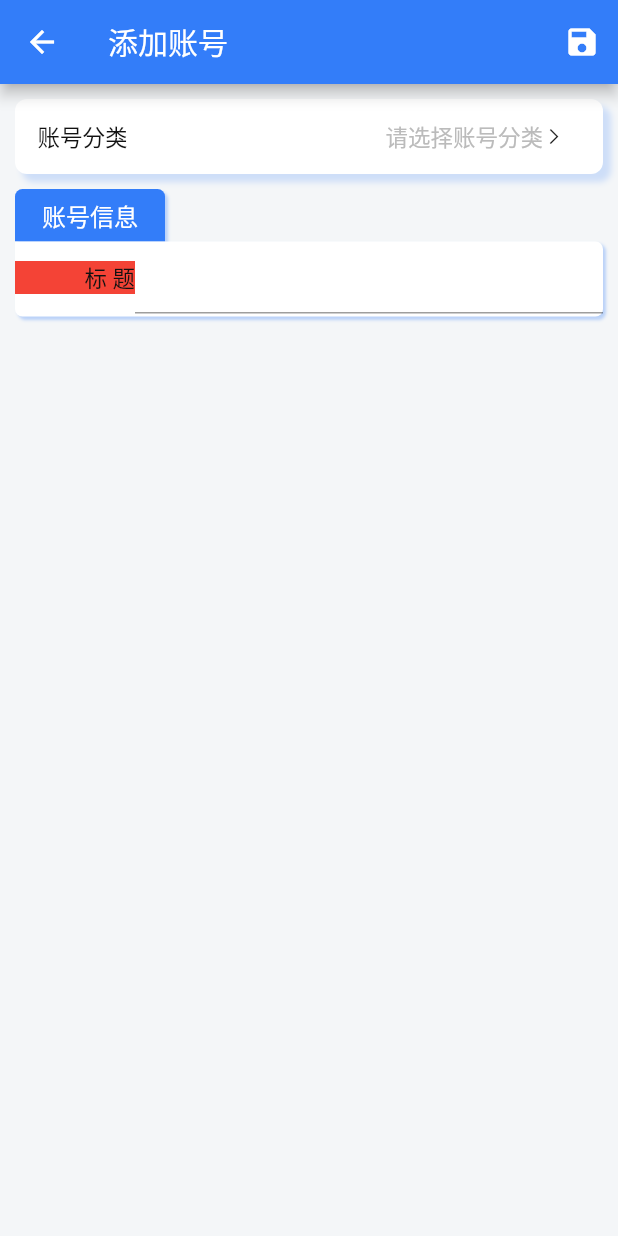
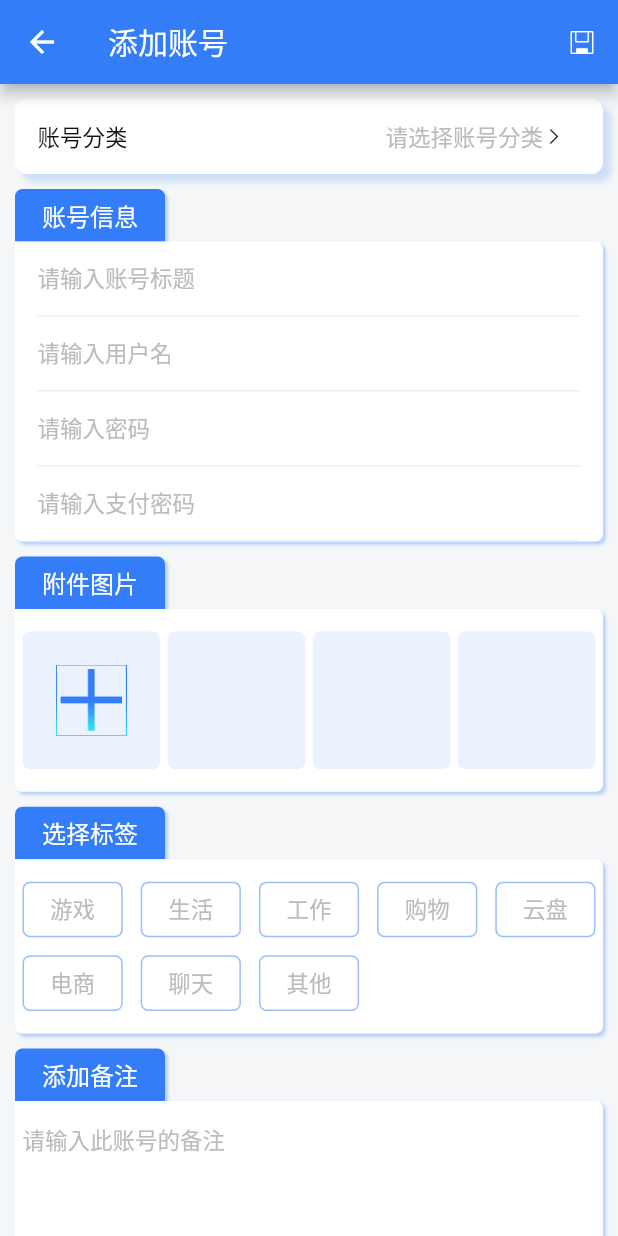
Before and after one commit to vvkeep/flutter-remember, a Flutter app: the HomeItemDetailPage screen opened by its route, on a phone screen of 412 x 824 dp. Run offline on Flutter 3.47's test engine with Material 2 defaults, Android fonts, the phone set to English and light mode, and no system bars; our stand-ins replace fluttertoast, get.

Commit message:
add detail page

```diff
--- a/lib/config/style.dart
+++ b/lib/config/style.dart
@@ -8,6 +8,7 @@ class RMColors {
   static const Color lightTextColor = Color(0xFFBBBBBB);
 
   static const Color mainBackgroundColor = Color(0xFFF4F6F8);
+  static const Color divideColor = Color(0xFFEEEEEE);
 }
 
 ///文本样式
@@ -86,6 +87,8 @@ class RMICons {
       const IconData(0xe671, fontFamily: RMICons.FONT_FAMILY);
   static const IconData arrow =
       const IconData(0xe604, fontFamily: RMICons.FONT_FAMILY);
+  static const IconData save =
+      const IconData(0xe67d, fontFamily: RMICons.FONT_FAMILY);
 
   static const IconData PUSH_ITEM_EDIT = Icons.mode_edit;
   static const IconData PUSH_ITEM_ADD = Icons.add_box;
--- a/lib/mock/mock.dart
+++ b/lib/mock/mock.dart
@@ -10,6 +10,17 @@ class Mock {
     RMCategoryModel(id: 4, title: "学习", count: 12),
     RMCategoryModel(id: 4, title: "工作", count: 22),
     RMCategoryModel(id: 4, title: "娱乐", count: 45),
+    RMCategoryModel(id: 4, title: "其他", count: 32),
+  ];
+
+  static final tagItems = [
+    RMCategoryModel(id: 0, title: "游戏", count: 10),
+    RMCategoryModel(id: 1, title: "生活", count: 8),
+    RMCategoryModel(id: 2, title: "工作", count: 8),
+    RMCategoryModel(id: 3, title: "购物", count: 8),
+    RMCategoryModel(id: 4, title: "云盘", count: 14),
+    RMCategoryModel(id: 4, title: "电商", count: 12),
+    RMCategoryModel(id: 4, title: "聊天", count: 22),
     RMCategoryModel(id: 4, title: "其他", count: 32),
   ];
 
--- a/lib/model/item_model.dart
+++ b/lib/model/item_model.dart
@@ -22,3 +22,10 @@ class RMCategoryModel {
 
   RMCategoryModel({required this.id, required this.title, required this.count});
 }
+
+class RMTagModel {
+  int id;
+  String title;
+
+  RMTagModel({required this.id, required this.title});
+}
--- a/lib/page/home_category_page.dart
+++ b/lib/page/home_category_page.dart
@@ -24,7 +24,9 @@ class _HomeCategoryListPageState extends State<HomeCategoryListPage> {
           IconButton(
             tooltip: '添加账号',
             icon: Icon(Icons.add),
-            onPressed: () {},
+            onPressed: () {
+              Get.toNamed(Routes.itemDetailPage);
+            },
           )
         ],
       ),
--- a/lib/page/home_item_detail_page.dart
+++ b/lib/page/home_item_detail_page.dart
@@ -1,8 +1,7 @@
 import 'package:flutter/material.dart';
 import 'package:remember/config/style.dart';
 import 'package:remember/mock/mock.dart';
-import 'package:remember/router/routers.dart';
-import 'package:get/get.dart';
+import 'package:remember/page/widget/home_item_detail_choose_image_widget.dart';
 
 class HomeItemDetailPage extends StatefulWidget {
   HomeItemDetailPage({Key? key}) : super(key: key);
@@ -12,6 +11,48 @@ class HomeItemDetailPage extends StatefulWidget {
 }
 
 class _HomeItemDetailPageState extends State<HomeItemDetailPage> {
+  Widget _buildInputField(String hitText) {
+    return Container(
+      height: 50,
+      margin: EdgeInsets.symmetric(horizontal: 15),
+      decoration: BoxDecoration(
+        border: Border(
+          bottom: BorderSide(
+            color: RMColors.divideColor,
+            width: 1.0,
+          ),
+        ),
+      ),
+      child: TextField(
+        decoration: InputDecoration(
+          hintText: hitText,
+          hintStyle: RMConstant.normalTextLight,
+          border: InputBorder.none,
+        ),
+      ),
+    );
+  }
+
+  Widget _buildSectionTitleView(String title) {
+    return Container(
+      alignment: Alignment.center,
+      width: 100,
+      height: 35,
+      decoration: BoxDecoration(
+        color: RMColors.primaryColor,
+        borderRadius: BorderRadius.vertical(top: Radius.circular(5)),
+        boxShadow: [
+          BoxShadow(
+            color: RMColors.primaryColor.withOpacity(0.3),
+            offset: Offset(2.0, 2.0),
+            blurRadius: 1,
+          )
+        ],
+      ),
+      child: Text(title, style: RMConstant.midTextWhite),
+    );
+  }
+
   @override
   Widget build(BuildContext context) {
     return Scaffold(
@@ -20,7 +61,7 @@ class _HomeItemDetailPageState extends State<HomeItemDetailPage> {
         title: Text("添加账号"),
         actions: [
           IconButton(
-            icon: Icon(Icons.save),
+            icon: Icon(RMICons.save),
             onPressed: () {},
           )
         ],
@@ -69,25 +110,8 @@ class _HomeItemDetailPageState extends State<HomeItemDetailPage> {
                 ),
               ),
               SizedBox(height: 10),
+              _buildSectionTitleView("账号信息"),
               Container(
-                alignment: Alignment.center,
-                width: 100,
-                height: 35,
-                decoration: BoxDecoration(
-                  color: RMColors.primaryColor,
-                  borderRadius: BorderRadius.vertical(top: Radius.circular(5)),
-                  boxShadow: [
-                    BoxShadow(
-                      color: RMColors.primaryColor.withOpacity(0.3),
-                      offset: Offset(2.0, 2.0),
-                      blurRadius: 1,
-                    )
-                  ],
-                ),
-                child: Text('账号信息', style: RMConstant.midTextWhite),
-              ),
-              Container(
-                height: 50,
                 width: double.infinity,
                 decoration: BoxDecoration(
                   color: RMColors.white,
@@ -106,19 +130,90 @@ class _HomeItemDetailPageState extends State<HomeItemDetailPage> {
                 ),
                 child: Column(
                   children: [
-                    Row(
-                      children: [
-                        Container(
-                          width: 80,
-                          color: Colors.red,
-                          child: Text('标 题',
-                              style: RMConstant.normalTextDark,
-                              textAlign: TextAlign.end),
-                        ),
-                        Expanded(child: TextField())
-                      ],
+                    _buildInputField("请输入账号标题"),
+                    _buildInputField("请输入用户名"),
+                    _buildInputField("请输入密码"),
+                    _buildInputField("请输入支付密码"),
+                  ],
+                ),
+              ),
+              SizedBox(height: 10),
+              _buildSectionTitleView("附件图片"),
+              HomeItemDetailChooseImageWidget(),
+              SizedBox(height: 10),
+              _buildSectionTitleView("选择标签"),
+              Container(
+                padding: EdgeInsets.symmetric(horizontal: 5, vertical: 15),
+                width: double.infinity,
+                decoration: BoxDecoration(
+                  color: RMColors.white,
+                  borderRadius: BorderRadius.only(
+                    topRight: Radius.circular(5),
+                    bottomLeft: Radius.circular(5),
+                    bottomRight: Radius.circular(5),
+                  ),
+                  boxShadow: [
+                    BoxShadow(
+                      color: RMColors.primaryColor.withOpacity(0.3),
+                      offset: Offset(2.0, 2.0),
+                      blurRadius: 1,
                     )
                   ],
+                ),
+                child: GridView.count(
+                  padding: EdgeInsets.zero,
+                  shrinkWrap: true,
+                  physics: new NeverScrollableScrollPhysics(),
+                  crossAxisCount: 5,
+                  crossAxisSpacing: 12,
+                  mainAxisSpacing: 12,
+                  childAspectRatio: 1.8,
+                  children: Mock.tagItems.map((tag) {
+                    return Container(
+                      decoration: BoxDecoration(
+                        borderRadius: BorderRadius.circular(5),
+                        border: Border.all(
+                          color: RMColors.primaryColor.withOpacity(0.5),
+                          width: 1,
+                        ),
+                      ),
+                      alignment: Alignment.center,
+                      child: Text(tag.title, style: RMConstant.normalTextLight),
+                    );
+                  }).toList(),
+                ),
+              ),
+              SizedBox(height: 10),
+              _buildSectionTitleView("添加备注"),
+              Container(
+                padding: EdgeInsets.symmetric(horizontal: 5, vertical: 15),
+                margin: EdgeInsets.only(
+                    bottom: MediaQuery.of(context).padding.bottom),
+                width: double.infinity,
+                decoration: BoxDecoration(
+                  color: RMColors.white,
+                  borderRadius: BorderRadius.only(
+                    topRight: Radius.circular(5),
+                    bottomLeft: Radius.circular(5),
+                    bottomRight: Radius.circular(5),
+                  ),
+                  boxShadow: [
+                    BoxShadow(
+                      color: RMColors.primaryColor.withOpacity(0.3),
+                      offset: Offset(2.0, 2.0),
+                      blurRadius: 1,
+                    )
+                  ],
+                ),
+                child: TextField(
+                  decoration: InputDecoration(
+                    isCollapsed: true,
+                    border: InputBorder.none,
+                    hintText: '请输入此账号的备注',
+                    hintStyle: RMConstant.normalTextLight,
+                  ),
+                  style: RMConstant.normalTextDark,
+                  maxLines: 5,
                 ),
               )
             ],
--- a/lib/page/home_item_list_page.dart
+++ b/lib/page/home_item_list_page.dart
@@ -25,7 +25,9 @@ class _HomeItemListPageState extends State<HomeItemListPage> {
           IconButton(
             tooltip: '添加账号',
             icon: Icon(Icons.add),
-            onPressed: () {},
+            onPressed: () {
+              Get.toNamed(Routes.itemDetailPage);
+            },
           )
         ],
       ),
--- /dev/null
+++ b/lib/page/widget/home_item_detail_choose_image_widget.dart
@@ -0,0 +1,75 @@
+import 'package:flutter/material.dart';
+import 'package:remember/config/style.dart';
+
+class HomeItemDetailChooseImageWidget extends StatefulWidget {
+  const HomeItemDetailChooseImageWidget({Key? key}) : super(key: key);
+
+  @override
+  _HomeItemDetailChooseImageWidgetState createState() =>
+      _HomeItemDetailChooseImageWidgetState();
+}
+
+class _HomeItemDetailChooseImageWidgetState
+    extends State<HomeItemDetailChooseImageWidget> {
+  @override
+  Widget build(BuildContext context) {
+    double width = MediaQuery.of(context).size.width - 20;
+    double itemHorMargin = 5;
+    double itemVerMargin = 15;
+    double itemLength = (width - 5 * itemHorMargin) / 4.0;
+
+    return Container(
+      height: itemLength + 2 * itemVerMargin,
+      width: double.infinity,
+      decoration: BoxDecoration(
+        color: RMColors.white,
+        borderRadius: BorderRadius.only(
+          topRight: Radius.circular(5),
+          bottomLeft: Radius.circular(5),
+          bottomRight: Radius.circular(5),
+        ),
+        boxShadow: [
+          BoxShadow(
+            color: RMColors.primaryColor.withOpacity(0.3),
+            offset: Offset(2.0, 2.0),
+            blurRadius: 1,
+          )
+        ],
+      ),
+      child: Row(
+        mainAxisAlignment: MainAxisAlignment.spaceEvenly,
+        children: [
+          Container(
+            width: itemLength,
+            height: itemLength,
+            decoration: BoxDecoration(
+                color: RMColors.primaryColor.withOpacity(0.1),
+                borderRadius: BorderRadius.circular(5)),
+            child: Image.asset('assets/imgs/add_img.png'),
+          ),
+          Container(
+            width: itemLength,
+            height: itemLength,
+            decoration: BoxDecoration(
+                color: RMColors.primaryColor.withOpacity(0.1),
+                borderRadius: BorderRadius.circular(5)),
+          ),
+          Container(
+            width: itemLength,
+            height: itemLength,
+            decoration: BoxDecoration(
+                color: RMColors.primaryColor.withOpacity(0.1),
+                borderRadius: BorderRadius.circular(5)),
+          ),
+          Container(
+            width: itemLength,
+            height: itemLength,
+            decoration: BoxDecoration(
+                color: RMColors.primaryColor.withOpacity(0.1),
+                borderRadius: BorderRadius.circular(5)),
+          ),
+        ],
+      ),
+    );
+  }
+}
--- a/pubspec.yaml
+++ b/pubspec.yaml
@@ -61,7 +61,7 @@ flutter:
 
   # To add assets to your application, add an assets section, like this:
   assets:
-    - assets/imgs/
+    - assets/imgs/add_img.png
 
   fonts:
   - family: appIconFont
```
Also changed, not shown: assets/fonts/iconfont.ttf, assets/imgs/2.0x/add_img.png (added), assets/imgs/3.0x/add_img.png (added), 1 other file.
